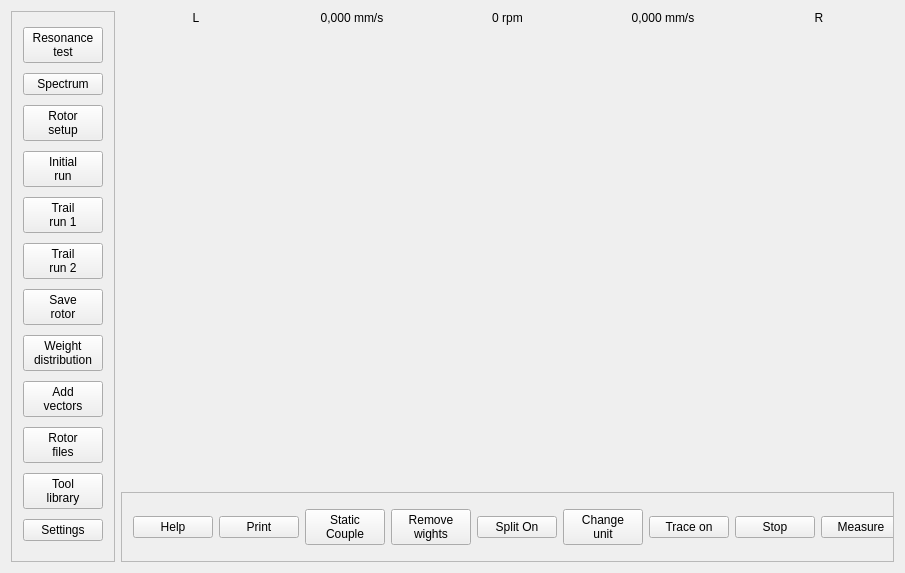
Old version of the form mainwindow.ui in the repository pga4711/XBalancerGUIexperiment_v1.
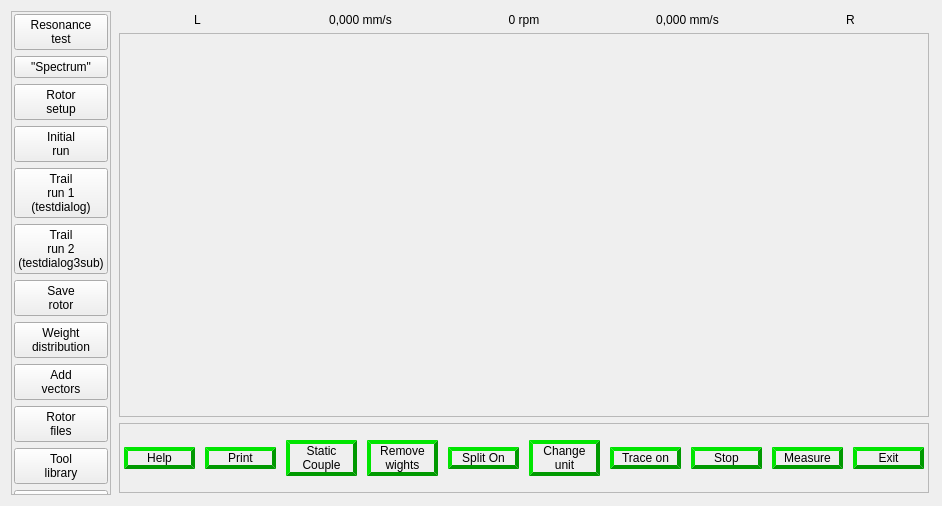
New version of the form. The open tabs and pages were chosen to show the change. Icons and pictures are not drawn.

Commit message: Now we have a more fancy GUI. Next step for me is to design the software so we have one class for every vertical button. For example one class for Resonance test and class for Spectrum. They should be inherited by QWidget.

The edit to the form file:
```diff
--- a/mainwindow.ui
+++ b/mainwindow.ui
@@ -6,16 +6,19 @@
    <rect>
     <x>0</x>
     <y>0</y>
-    <width>905</width>
-    <height>573</height>
+    <width>942</width>
+    <height>506</height>
    </rect>
   </property>
   <property name="windowTitle">
    <string>MainWindow</string>
   </property>
+  <property name="styleSheet">
+   <string notr="true"/>
+  </property>
   <widget class="QWidget" name="centralWidget">
-   <layout class="QHBoxLayout" name="horizontalLayout_3">
-    <item>
+   <layout class="QGridLayout" name="gridLayout_2">
+    <item row="0" column="0">
      <widget class="QScrollArea" name="scrollArea">
       <property name="sizePolicy">
        <sizepolicy hsizetype="Fixed" vsizetype="Preferred">
@@ -37,8 +40,8 @@
         <rect>
          <x>0</x>
          <y>0</y>
-         <width>93</width>
-         <height>553</height>
+         <width>79</width>
+         <height>486</height>
         </rect>
        </property>
        <property name="sizePolicy">
@@ -48,19 +51,21 @@
         </sizepolicy>
        </property>
        <layout class="QGridLayout" name="gridLayout">
-        <item row="12" column="0">
-         <widget class="QPushButton" name="pushButton_v12">
-          <property name="sizePolicy">
-           <sizepolicy hsizetype="Minimum" vsizetype="Fixed">
-            <horstretch>0</horstretch>
-            <verstretch>0</verstretch>
-           </sizepolicy>
-          </property>
-          <property name="text">
-           <string>Settings</string>
-          </property>
-         </widget>
-        </item>
+        <property name="leftMargin">
+         <number>2</number>
+        </property>
+        <property name="topMargin">
+         <number>2</number>
+        </property>
+        <property name="rightMargin">
+         <number>2</number>
+        </property>
+        <property name="bottomMargin">
+         <number>2</number>
+        </property>
+        <property name="horizontalSpacing">
+         <number>6</number>
+        </property>
         <item row="4" column="0">
          <widget class="QPushButton" name="pushButton_v4">
           <property name="text">
@@ -69,22 +74,46 @@
           </property>
          </widget>
         </item>
-        <item row="3" column="0">
-         <widget class="QPushButton" name="pushButton_v3">
-          <property name="text">
-           <string>Rotor
-setup</string>
-          </property>
-         </widget>
-        </item>
         <item row="8" column="0">
          <widget class="QPushButton" name="pushButton_v8">
+          <property name="sizePolicy">
+           <sizepolicy hsizetype="Minimum" vsizetype="Fixed">
+            <horstretch>0</horstretch>
+            <verstretch>0</verstretch>
+           </sizepolicy>
+          </property>
           <property name="text">
            <string>Weight
 distribution</string>
           </property>
          </widget>
         </item>
+        <item row="1" column="0">
+         <widget class="QPushButton" name="pushButton_v1">
+          <property name="sizePolicy">
+           <sizepolicy hsizetype="Minimum" vsizetype="Fixed">
+            <horstretch>0</horstretch>
+            <verstretch>0</verstretch>
+           </sizepolicy>
+          </property>
+          <property name="minimumSize">
+           <size>
+            <width>0</width>
+            <height>0</height>
+           </size>
+          </property>
+          <property name="text">
+           <string>Resonance
+test</string>
+          </property>
+          <property name="iconSize">
+           <size>
+            <width>16</width>
+            <height>16</height>
+           </size>
+          </property>
+         </widget>
+        </item>
         <item row="9" column="0">
          <widget class="QPushButton" name="pushButton_v9">
           <property name="text">
@@ -93,19 +122,28 @@
           </property>
          </widget>
         </item>
+        <item row="7" column="0">
+         <widget class="QPushButton" name="pushButton_v7">
+          <property name="text">
+           <string>Save
+rotor</string>
+          </property>
+         </widget>
+        </item>
+        <item row="3" column="0">
+         <widget class="QPushButton" name="pushButton_v3">
+          <property name="text">
+           <string>Rotor
+setup</string>
+          </property>
+         </widget>
+        </item>
         <item row="6" column="0">
          <widget class="QPushButton" name="pushButton_v6">
           <property name="text">
            <string>Trail
-run 2</string>
-          </property>
-         </widget>
-        </item>
-        <item row="10" column="0">
-         <widget class="QPushButton" name="pushButton_v10">
-          <property name="text">
-           <string>Rotor
-files</string>
+run 2
+(testdialog3sub)</string>
           </property>
          </widget>
         </item>
@@ -117,52 +155,40 @@
           </property>
          </widget>
         </item>
+        <item row="10" column="0">
+         <widget class="QPushButton" name="pushButton_v10">
+          <property name="text">
+           <string>Rotor
+files</string>
+          </property>
+         </widget>
+        </item>
         <item row="5" column="0">
          <widget class="QPushButton" name="pushButton_v5">
           <property name="text">
            <string>Trail
-run 1</string>
+run 1
+(testdialog)</string>
           </property>
          </widget>
         </item>
-        <item row="7" column="0">
-         <widget class="QPushButton" name="pushButton_v7">
+        <item row="12" column="0">
+         <widget class="QPushButton" name="pushButton_v12">
+          <property name="sizePolicy">
+           <sizepolicy hsizetype="Minimum" vsizetype="Fixed">
+            <horstretch>0</horstretch>
+            <verstretch>0</verstretch>
+           </sizepolicy>
+          </property>
           <property name="text">
-           <string>Save
-rotor</string>
+           <string>Settings</string>
           </property>
          </widget>
         </item>
         <item row="2" column="0">
          <widget class="QPushButton" name="pushButton_v2">
           <property name="text">
-           <string>Spectrum</string>
-          </property>
-         </widget>
-        </item>
-        <item row="1" column="0">
-         <widget class="QPushButton" name="pushButton_v1">
-          <property name="sizePolicy">
-           <sizepolicy hsizetype="Minimum" vsizetype="Fixed">
-            <horstretch>0</horstretch>
-            <verstretch>0</verstretch>
-           </sizepolicy>
-          </property>
-          <property name="minimumSize">
-           <size>
-            <width>0</width>
-            <height>0</height>
-           </size>
-          </property>
-          <property name="text">
-           <string>Resonance
-test</string>
-          </property>
-          <property name="iconSize">
-           <size>
-            <width>16</width>
-            <height>16</height>
-           </size>
+           <string>&quot;Spectrum&quot;</string>
           </property>
          </widget>
         </item>
@@ -170,8 +196,48 @@
       </widget>
      </widget>
     </item>
+    <item row="0" column="2">
+     <widget class="QStackedWidget" name="stackedWidget">
+      <property name="currentIndex">
+       <number>4</number>
+      </property>
+      <widget class="QWidget" name="page_0_resonance">
+       <layout class="QVBoxLayout" name="verticalLayout_2">
+        <property name="leftMargin">
+         <number>2</number>
+        </property>
+        <property name="topMargin">
+         <number>2</number>
+        </property>
+        <property name="rightMargin">
+         <number>2</number>
+        </property>
+        <property name="bottomMargin">
+         <number>2</number>
+        </property>
     <item>
-     <layout class="QVBoxLayout" name="verticalLayout">
+         <widget class="QLabel" name="label_7">
+          <property name="text">
+           <string>Here we have resonance test &quot;stack-item&quot;</string>
+          </property>
+         </widget>
+        </item>
+       </layout>
+      </widget>
+      <widget class="QWidget" name="page_1_spectrum">
+       <layout class="QVBoxLayout" name="verticalLayout_3">
+        <property name="leftMargin">
+         <number>2</number>
+        </property>
+        <property name="topMargin">
+         <number>2</number>
+        </property>
+        <property name="rightMargin">
+         <number>2</number>
+        </property>
+        <property name="bottomMargin">
+         <number>2</number>
+        </property>
       <item>
        <layout class="QHBoxLayout" name="horizontalLayout_2">
         <property name="sizeConstraint">
@@ -180,7 +246,7 @@
         <item>
          <widget class="QLabel" name="label_2">
           <property name="sizePolicy">
-           <sizepolicy hsizetype="Preferred" vsizetype="Maximum">
+             <sizepolicy hsizetype="Preferred" vsizetype="Fixed">
             <horstretch>0</horstretch>
             <verstretch>0</verstretch>
            </sizepolicy>
@@ -199,7 +265,7 @@
         <item>
          <widget class="QLabel" name="label_3">
           <property name="sizePolicy">
-           <sizepolicy hsizetype="Preferred" vsizetype="Maximum">
+             <sizepolicy hsizetype="Preferred" vsizetype="Fixed">
             <horstretch>0</horstretch>
             <verstretch>0</verstretch>
            </sizepolicy>
@@ -215,7 +281,7 @@
         <item>
          <widget class="QLabel" name="label_4">
           <property name="sizePolicy">
-           <sizepolicy hsizetype="Preferred" vsizetype="Maximum">
+             <sizepolicy hsizetype="Preferred" vsizetype="Fixed">
             <horstretch>0</horstretch>
             <verstretch>0</verstretch>
            </sizepolicy>
@@ -231,7 +297,7 @@
         <item>
          <widget class="QLabel" name="label_5">
           <property name="sizePolicy">
-           <sizepolicy hsizetype="Minimum" vsizetype="Maximum">
+             <sizepolicy hsizetype="Minimum" vsizetype="Fixed">
             <horstretch>0</horstretch>
             <verstretch>0</verstretch>
            </sizepolicy>
@@ -247,7 +313,7 @@
         <item>
          <widget class="QLabel" name="label_6">
           <property name="sizePolicy">
-           <sizepolicy hsizetype="Preferred" vsizetype="Maximum">
+             <sizepolicy hsizetype="Preferred" vsizetype="Fixed">
             <horstretch>0</horstretch>
             <verstretch>0</verstretch>
            </sizepolicy>
@@ -263,51 +329,54 @@
        </layout>
       </item>
       <item>
-       <widget class="QLabel" name="imageLabel">
+         <widget class="QScrollArea" name="scrollArea_3">
         <property name="sizePolicy">
-         <sizepolicy hsizetype="Minimum" vsizetype="Minimum">
+           <sizepolicy hsizetype="Expanding" vsizetype="Expanding">
           <horstretch>0</horstretch>
           <verstretch>0</verstretch>
          </sizepolicy>
         </property>
-        <property name="text">
-         <string/>
-        </property>
-        <property name="textFormat">
-         <enum>Qt::AutoText</enum>
-        </property>
-        <property name="pixmap">
-         <pixmap resource="xblancerguiexpres.qrc">:/images/XbalancerOnlycircles.jpg</pixmap>
-        </property>
-        <property name="scaledContents">
-         <bool>false</bool>
-        </property>
-        <property name="alignment">
-         <set>Qt::AlignCenter</set>
-        </property>
-       </widget>
-      </item>
-      <item>
-       <spacer name="verticalSpacer">
-        <property name="orientation">
-         <enum>Qt::Vertical</enum>
-        </property>
-        <property name="sizeHint" stdset="0">
-         <size>
-          <width>20</width>
-          <height>40</height>
-         </size>
-        </property>
-       </spacer>
+          <property name="verticalScrollBarPolicy">
+           <enum>Qt::ScrollBarAlwaysOff</enum>
+          </property>
+          <property name="horizontalScrollBarPolicy">
+           <enum>Qt::ScrollBarAlwaysOff</enum>
+          </property>
+          <property name="widgetResizable">
+           <bool>true</bool>
+          </property>
+          <widget class="QWidget" name="scrollAreaWidgetContents_3">
+           <property name="geometry">
+            <rect>
+             <x>0</x>
+             <y>0</y>
+             <width>823</width>
+             <height>384</height>
+            </rect>
+           </property>
+          </widget>
+         </widget>
       </item>
       <item>
        <widget class="QScrollArea" name="scrollArea_2">
         <property name="sizePolicy">
-         <sizepolicy hsizetype="Preferred" vsizetype="Maximum">
+           <sizepolicy hsizetype="Preferred" vsizetype="Minimum">
           <horstretch>0</horstretch>
           <verstretch>0</verstretch>
          </sizepolicy>
         </property>
+          <property name="minimumSize">
+           <size>
+            <width>0</width>
+            <height>0</height>
+           </size>
+          </property>
+          <property name="sizeIncrement">
+           <size>
+            <width>0</width>
+            <height>0</height>
+           </size>
+          </property>
         <property name="verticalScrollBarPolicy">
          <enum>Qt::ScrollBarAlwaysOff</enum>
         </property>
@@ -322,95 +391,199 @@
           <rect>
            <x>0</x>
            <y>0</y>
-           <width>822</width>
+             <width>823</width>
            <height>69</height>
           </rect>
          </property>
          <property name="sizePolicy">
-          <sizepolicy hsizetype="Preferred" vsizetype="Ignored">
+            <sizepolicy hsizetype="Preferred" vsizetype="Preferred">
            <horstretch>0</horstretch>
            <verstretch>0</verstretch>
           </sizepolicy>
          </property>
-         <layout class="QHBoxLayout" name="horizontalLayout">
-          <item>
+           <layout class="QGridLayout" name="gridLayout_3">
+            <property name="leftMargin">
+             <number>2</number>
+            </property>
+            <property name="topMargin">
+             <number>2</number>
+            </property>
+            <property name="rightMargin">
+             <number>2</number>
+            </property>
+            <property name="bottomMargin">
+             <number>2</number>
+            </property>
+            <item row="0" column="0">
            <widget class="QPushButton" name="pushButton_h1">
+              <property name="styleSheet">
+               <string notr="true">margin: 2px; border-color: #009900; border-style: outset; border-radius: 20px; border-width: 4px; height:4em; width: 4em;</string>
+              </property>
             <property name="text">
              <string>Help</string>
             </property>
            </widget>
           </item>
-          <item>
+            <item row="0" column="9">
+             <widget class="QPushButton" name="pushButton_h10">
+              <property name="styleSheet">
+               <string notr="true">margin: 2px; border-color: #009900; border-style: outset; border-radius: 20px; border-width: 4px; height:4em; width: 4em;</string>
+              </property>
+              <property name="text">
+               <string>Exit</string>
+              </property>
+             </widget>
+            </item>
+            <item row="0" column="1">
            <widget class="QPushButton" name="pushButton_h2">
+              <property name="styleSheet">
+               <string notr="true">margin: 2px; border-color: #009900; border-style: outset; border-radius: 20px; border-width: 4px; height:4em; width: 4em;</string>
+              </property>
             <property name="text">
              <string>Print</string>
             </property>
            </widget>
           </item>
-          <item>
+            <item row="0" column="8">
+             <widget class="QPushButton" name="pushButton_h9">
+              <property name="styleSheet">
+               <string notr="true">margin: 2px; border-color: #009900; border-style: outset; border-radius: 20px; border-width: 4px; height:4em; width: 4em;</string>
+              </property>
+              <property name="text">
+               <string>Measure</string>
+              </property>
+             </widget>
+            </item>
+            <item row="0" column="2">
            <widget class="QPushButton" name="pushButton_h3">
+              <property name="styleSheet">
+               <string notr="true">margin: 2px; border-color: #009900; border-style: outset; border-radius: 20px; border-width: 4px; height:4em; width: 4em;</string>
+              </property>
             <property name="text">
              <string>Static
 Couple</string>
             </property>
            </widget>
           </item>
-          <item>
+            <item row="0" column="6">
+             <widget class="QPushButton" name="pushButton_h7">
+              <property name="styleSheet">
+               <string notr="true">margin: 2px; border-color: #009900; border-style: outset; border-radius: 20px; border-width: 4px; height:4em; width: 4em;</string>
+              </property>
+              <property name="text">
+               <string>Trace on</string>
+              </property>
+             </widget>
+            </item>
+            <item row="0" column="3">
            <widget class="QPushButton" name="pushButton_h4">
+              <property name="styleSheet">
+               <string notr="true">margin: 2px; border-color: #009900; border-style: outset; border-radius: 20px; border-width: 4px; height:4em; width: 4em;</string>
+              </property>
             <property name="text">
              <string>Remove
 wights</string>
             </property>
            </widget>
           </item>
-          <item>
-           <widget class="QPushButton" name="pushButton_h5">
-            <property name="text">
-             <string>Split On</string>
-            </property>
-           </widget>
-          </item>
-          <item>
+            <item row="0" column="5">
            <widget class="QPushButton" name="pushButton_h6">
+              <property name="styleSheet">
+               <string notr="true">margin: 2px; border-color: #009900; border-style: outset; border-radius: 20px; border-width: 4px; height:4em; width: 4em;</string>
+              </property>
             <property name="text">
              <string>Change
 unit</string>
             </property>
            </widget>
           </item>
-          <item>
-           <widget class="QPushButton" name="pushButton_h7">
-            <property name="text">
-             <string>Trace on</string>
-            </property>
-           </widget>
-          </item>
-          <item>
+            <item row="0" column="7">
            <widget class="QPushButton" name="pushButton_h8">
+              <property name="styleSheet">
+               <string notr="true">margin: 2px; border-color: #009900; border-style: outset; border-radius: 20px; border-width: 4px; height:4em; width: 4em;</string>
+              </property>
             <property name="text">
              <string>Stop</string>
             </property>
            </widget>
           </item>
+            <item row="0" column="4">
+             <widget class="QPushButton" name="pushButton_h5">
+              <property name="styleSheet">
+               <string notr="true">margin: 2px; border-color: #009900; border-style: outset; border-radius: 20px; border-width: 4px; height:4em; width: 4em;</string>
+              </property>
+              <property name="text">
+               <string>Split On</string>
+              </property>
+             </widget>
+            </item>
+           </layout>
+          </widget>
+         </widget>
+        </item>
+       </layout>
+      </widget>
+      <widget class="QWidget" name="page_2_rotor_setup">
+       <layout class="QVBoxLayout" name="verticalLayout_4">
+        <property name="leftMargin">
+         <number>2</number>
+        </property>
+        <property name="topMargin">
+         <number>2</number>
+        </property>
+        <property name="rightMargin">
+         <number>2</number>
+        </property>
+        <property name="bottomMargin">
+         <number>2</number>
+        </property>
           <item>
-           <widget class="QPushButton" name="pushButton_h9">
+         <widget class="QPushButton" name="pushButton_2">
             <property name="text">
-             <string>Measure</string>
+           <string>Rotor setup view</string>
             </property>
            </widget>
           </item>
+       </layout>
+      </widget>
+      <widget class="QWidget" name="page_3_initial_run">
+       <layout class="QVBoxLayout" name="verticalLayout_5">
+        <property name="leftMargin">
+         <number>2</number>
+        </property>
+        <property name="topMargin">
+         <number>2</number>
+        </property>
+        <property name="rightMargin">
+         <number>2</number>
+        </property>
+        <property name="bottomMargin">
+         <number>2</number>
+        </property>
           <item>
-           <widget class="QPushButton" name="pushButton_h10">
+         <widget class="QPushButton" name="pushButton_3">
             <property name="text">
-             <string>Exit</string>
+           <string>Initial run view</string>
             </property>
            </widget>
           </item>
          </layout>
         </widget>
+      <widget class="QWidget" name="page_4_test_run_1">
+       <layout class="QVBoxLayout" name="verticalLayout_6">
+        <item>
+         <widget class="QLabel" name="label">
+          <property name="text">
+           <string>This is shown when you press Trail run 1, but you should see this.</string>
+          </property>
        </widget>
       </item>
      </layout>
+      </widget>
+     </widget>
+    </item>
+    <item row="0" column="6">
+     <layout class="QVBoxLayout" name="verticalLayout"/>
     </item>
    </layout>
   </widget>
```
Left out of the diff: 4 changed lines with no effect on the pictures. Lines whose indentation alone changed are shown as unchanged. The commit also changes 9 other files.
